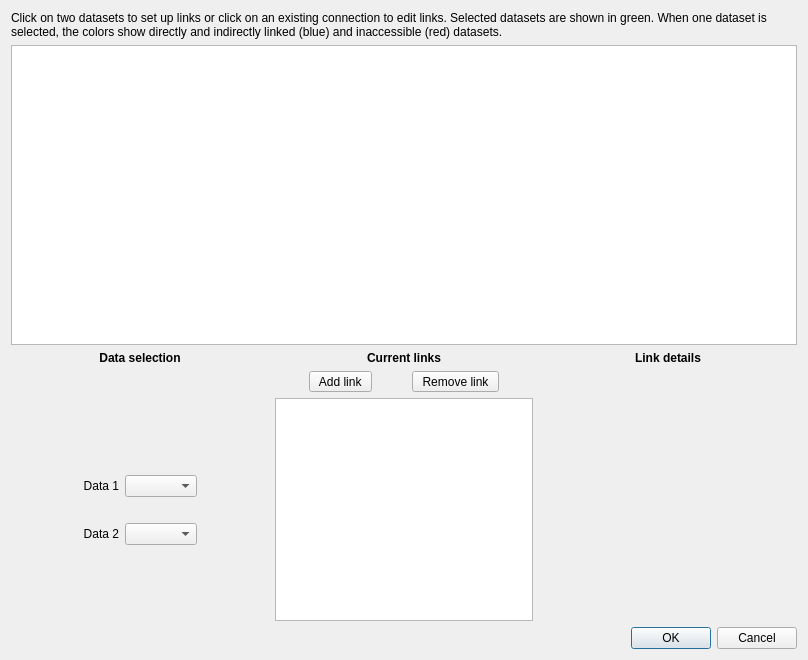
glue-viz/glue, file glue/dialogs/link_editor/qt/link_editor.ui: the form before one commit.
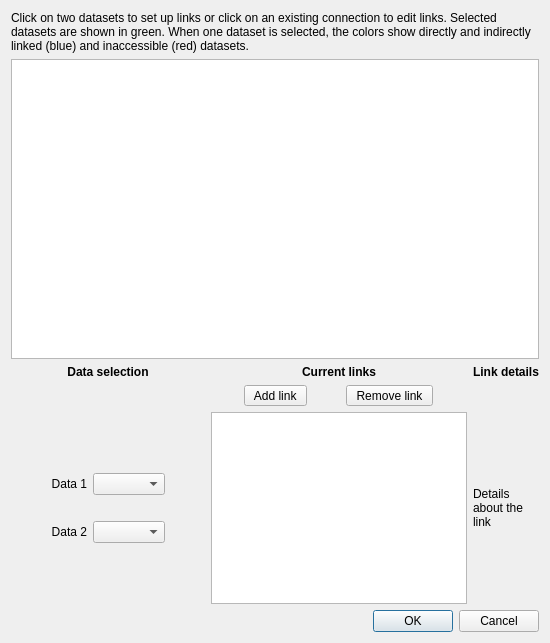
The form after the commit. Custom widgets are drawn as their Qt base class.

Commit message: Improve display of links in list

Patch:
```diff
--- a/glue/dialogs/link_editor/qt/link_editor.ui
+++ b/glue/dialogs/link_editor/qt/link_editor.ui
@@ -17,6 +17,9 @@
    <bool>false</bool>
   </property>
   <layout class="QVBoxLayout" name="verticalLayout_2">
+   <property name="sizeConstraint">
+    <enum>QLayout::SetFixedSize</enum>
+   </property>
    <item>
     <widget class="QLabel" name="label">
      <property name="text">
@@ -51,6 +54,9 @@
    </item>
    <item>
     <layout class="QGridLayout" name="gridLayout_2">
+     <property name="sizeConstraint">
+      <enum>QLayout::SetFixedSize</enum>
+     </property>
      <item row="3" column="0">
       <layout class="QGridLayout" name="gridLayout_3">
        <item row="2" column="2">
@@ -237,7 +243,14 @@
      <item row="3" column="2">
       <layout class="QVBoxLayout" name="verticalLayout">
        <item>
-        <layout class="QVBoxLayout" name="link_details"/>
+        <widget class="QLabel" name="link_details">
+         <property name="text">
+          <string>Details about the link</string>
+         </property>
+         <property name="wordWrap">
+          <bool>true</bool>
+         </property>
+        </widget>
        </item>
        <item>
         <layout class="QGridLayout" name="link_io">
```
The commit also changes 3 other files.
